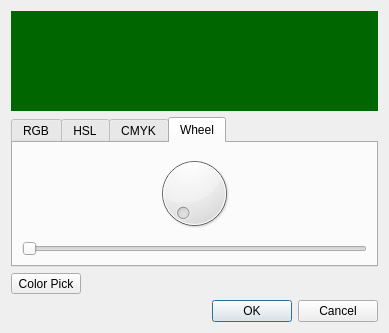
Above: widgets/color_dialog.ui from ricardobusta/pixelbooster before the change. Below: the same form after it.
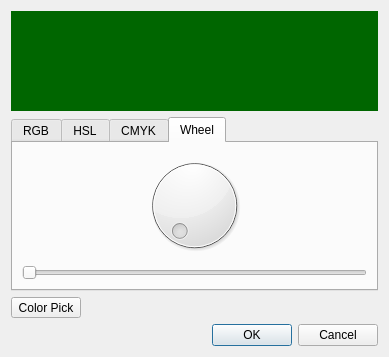
That is the form after the change.

The edit to the form file:
```diff
--- a/widgets/color_dialog.ui
+++ b/widgets/color_dialog.ui
@@ -7,7 +7,7 @@
     <x>0</x>
     <y>0</y>
     <width>389</width>
-    <height>333</height>
+    <height>357</height>
    </rect>
   </property>
   <property name="windowTitle">
```
Left out of the diff: 2 changed lines with no effect on the pictures.
